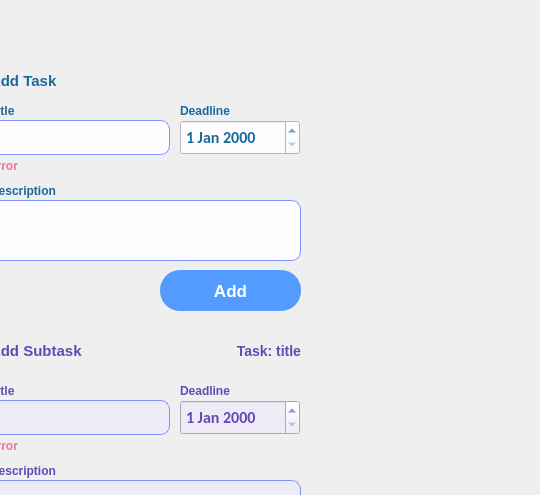
ImRanjbar/Task-Management, file GUI/HomeWindow.ui: the form before one commit; both pictures show x 560 to 1100 and y 0 to 495 of the 1100 by 720 pixel window.
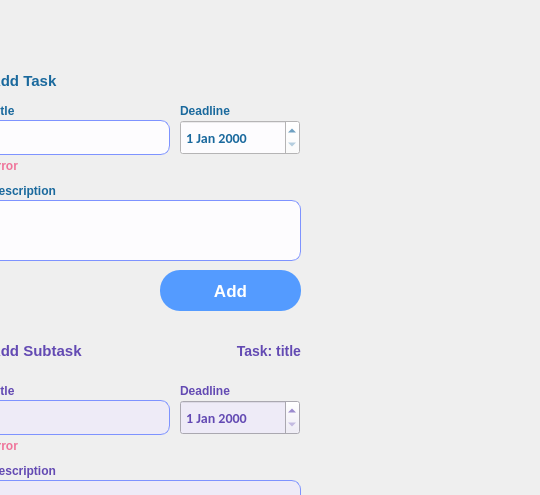
The form after the commit. Icons and pictures are not drawn.

```diff
--- a/GUI/HomeWindow.ui
+++ b/GUI/HomeWindow.ui
@@ -326,7 +326,7 @@
 
     padding: 1px; 
 	font-family: Calibri;
-	font-size: 16px;
+	font-size: 14px;
 	color: #634ab3;
 	font-weight: bold;
 }
@@ -634,7 +634,7 @@
 
     padding: 1px; 
 	font-family: Calibri;
-	font-size: 16px;
+	font-size: 14px;
 	color: #1a699d;
 	font-weight: bold;
 }
```
Left out of the diff: 2 changed lines with no effect on the pictures.
